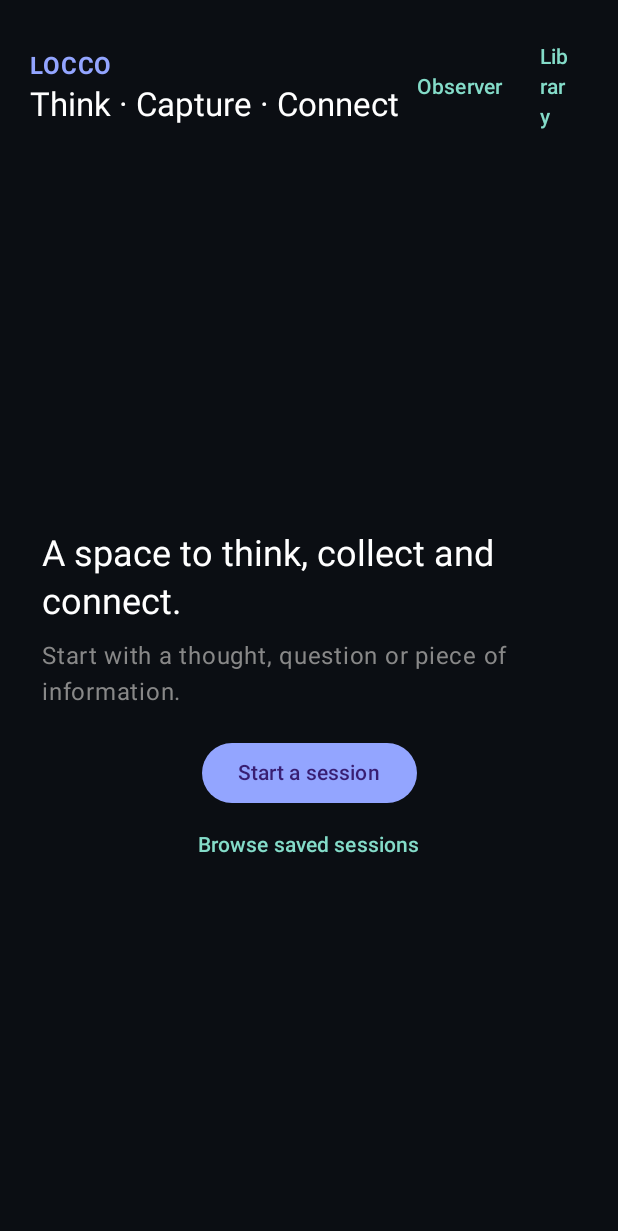
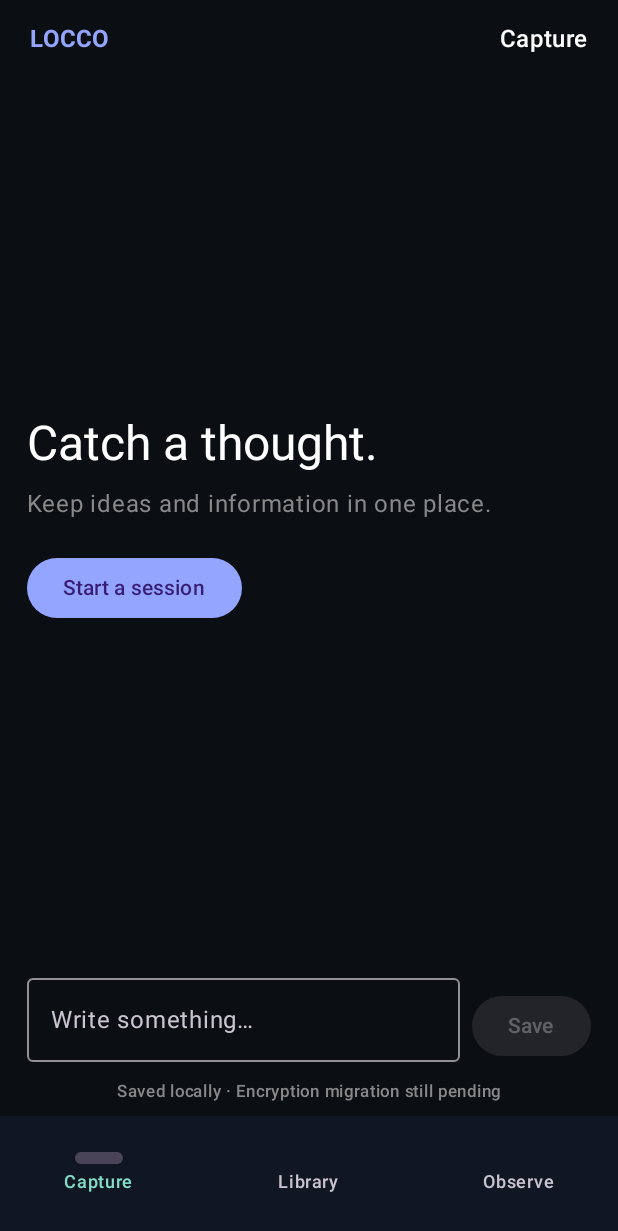
Before and after one commit to ysfclc/Locco, an Android app built with Jetpack Compose: the screen it shows after launch (MainActivity), on a phone screen of 412 x 824 dp. Shown: the top 1231 px of the screen. Run offline under Robolectric (Android 15) with nearby library versions, the phone set to English and light mode, and no system bars; libraries missing offline, so code that uses them is left out: net.zetetic.database; 6 statements that could not run were skipped.

Commit message:
feat(android): simplify Locco UI and add persistent bottom navigation

```diff
--- a/android/app/src/main/java/com/locco/app/MainActivity.kt
+++ b/android/app/src/main/java/com/locco/app/MainActivity.kt
@@ -17,73 +17,147 @@ import androidx.compose.ui.text.font.FontWeight
 import androidx.compose.ui.unit.dp
 import java.util.UUID
 
-internal data class Note(val id:String,val text:String,val time:Long)
-internal data class Session(val id:String,val title:String,val time:Long,val notes:List<Note>)
-private class LocalStore(context:android.content.Context) {
- private val db=LoccoDatabase.create(context)
- fun load():List<Session> = db.readSessions()
- fun save(list:List<Session>) = db.replaceSessions(list)
+internal data class Note(val id: String, val text: String, val time: Long)
+internal data class Session(val id: String, val title: String, val time: Long, val notes: List<Note>)
+
+private class LocalStore(context: android.content.Context) {
+    private val db = LoccoDatabase.create(context)
+    fun load(): List<Session> = db.readSessions()
+    fun save(list: List<Session>) = db.replaceSessions(list)
 }
-class MainActivity:ComponentActivity() {
- override fun onCreate(savedInstanceState:Bundle?) { super.onCreate(savedInstanceState); setContent { LoccoCore() } }
+
+private enum class LoccoTab { Capture, Library, Observe }
+
+class MainActivity : ComponentActivity() {
+    override fun onCreate(savedInstanceState: Bundle?) {
+        super.onCreate(savedInstanceState)
+        setContent { LoccoCore() }
     }
-@Composable private fun LoccoCore() {
- val context=LocalContext.current
- val store=remember { LocalStore(context.applicationContext) }
+}
+
+@Composable
+private fun LoccoCore() {
+    val context = LocalContext.current
+    val store = remember { LocalStore(context.applicationContext) }
     var sessions by remember { mutableStateOf(store.load()) }
     var activeId by remember { mutableStateOf(sessions.firstOrNull()?.id) }
     var text by remember { mutableStateOf("") }
- var library by remember { mutableStateOf(false) }
- var observer by remember { mutableStateOf(false) }
- val active=sessions.firstOrNull { it.id==activeId }
- fun update(next:List<Session>) { sessions=next.sortedByDescending { it.time }; store.save(sessions) }
- fun start() { val s=Session(UUID.randomUUID().toString(),"New session",System.currentTimeMillis(),emptyList()); update(sessions+s); activeId=s.id; library=false }
+    var selectedTab by remember { mutableStateOf(LoccoTab.Capture) }
+    val active = sessions.firstOrNull { it.id == activeId }
+
+    fun update(next: List<Session>) {
+        sessions = next.sortedByDescending { it.time }
+        store.save(sessions)
+    }
+    fun start() {
+        val session = Session(UUID.randomUUID().toString(), "New session", System.currentTimeMillis(), emptyList())
+        update(sessions + session)
+        activeId = session.id
+        selectedTab = LoccoTab.Capture
+    }
     fun addNote() {
-  val value=text.trim(); if(value.isEmpty()) return
-  val captured=SessionKernel.capture(active,value,System.currentTimeMillis(),UUID.randomUUID().toString(),UUID.randomUUID().toString()) ?: return
-  val next=if(active==null) sessions+captured else sessions.map { if(it.id==active.id) captured else it }
+        val value = text.trim()
+        if (value.isEmpty()) return
+        val captured = SessionKernel.capture(active, value, System.currentTimeMillis(), UUID.randomUUID().toString(), UUID.randomUUID().toString()) ?: return
+        val next = if (active == null) sessions + captured else sessions.map { if (it.id == active.id) captured else it }
         update(next)
-  activeId=captured.id
-  library=false
-  text=""
+        activeId = captured.id
+        selectedTab = LoccoTab.Capture
+        text = ""
     }
- MaterialTheme(colorScheme=darkColorScheme(primary=Color(0xFF93A5FF),secondary=Color(0xFF84DCC9),background=Color(0xFF0B0E13),surface=Color(0xFF171C26))) {
-  Surface(Modifier.fillMaxSize(),color=Color(0xFF0B0E13)) {
+
+    MaterialTheme(colorScheme = darkColorScheme(
+        primary = Color(0xFF93A5FF), secondary = Color(0xFF84DCC9),
+        background = Color(0xFF0B0E13), surface = Color(0xFF171C26)
+    )) {
+        Surface(Modifier.fillMaxSize(), color = Color(0xFF0B0E13)) {
             Column(Modifier.fillMaxSize()) {
-    Row(Modifier.fillMaxWidth().padding(20.dp),verticalAlignment=Alignment.CenterVertically) {
-     Column { Text("LOCCO",color=Color(0xFF93A5FF),fontWeight=FontWeight.Bold); Text(if(library) "Library" else "Think · Capture · Connect",color=Color.White,style=MaterialTheme.typography.titleLarge) }
+                Row(Modifier.fillMaxWidth().padding(horizontal = 20.dp, vertical = 14.dp), verticalAlignment = Alignment.CenterVertically) {
+                    Text("LOCCO", color = Color(0xFF93A5FF), fontWeight = FontWeight.Bold, style = MaterialTheme.typography.titleMedium)
                     Spacer(Modifier.weight(1f))
-     TextButton(onClick={observer=!observer; library=false}) { Text(if(observer) "Close observer" else "Observer",color=Color(0xFF84DCC9)) }
-     TextButton(onClick={library=!library; observer=false}) { Text(if(library) "Workspace" else "Library",color=Color(0xFF84DCC9)) }
+                    Text(when (selectedTab) {
+                        LoccoTab.Capture -> "Capture"
+                        LoccoTab.Library -> "Library"
+                        LoccoTab.Observe -> "Observer"
+                    }, color = Color.White, style = MaterialTheme.typography.titleMedium)
                 }
-    if(observer) {
-     ObserverScreen(onBack={observer=false})
-    } else if(library) {
-     Row(Modifier.fillMaxWidth().padding(horizontal=16.dp),horizontalArrangement=Arrangement.SpaceBetween,verticalAlignment=Alignment.CenterVertically) { Text("${sessions.size} sessions",color=Color.LightGray); Button(onClick={start()}) { Text("New") } }
-     if(sessions.isEmpty()) Box(Modifier.fillMaxSize(),contentAlignment=Alignment.Center) { Text("Your saved sessions appear here.",color=Color.Gray) }
-     else LazyColumn(Modifier.fillMaxSize().padding(horizontal=12.dp)) { items(sessions,key={it.id}) { s ->
-      Card(Modifier.fillMaxWidth().padding(vertical=5.dp).clickable { activeId=s.id; library=false },colors=CardDefaults.cardColors(containerColor=Color(0xFF171C26))) { Column(Modifier.padding(16.dp)) { Text(s.title,color=Color.White); Text("${s.notes.size} notes · ${java.text.DateFormat.getDateInstance().format(s.time)}",color=Color.Gray,style=MaterialTheme.typography.bodySmall) } }
-     } }
-    } else if(active==null) {
-     Box(Modifier.fillMaxSize(),contentAlignment=Alignment.Center) { Column(horizontalAlignment=Alignment.CenterHorizontally,modifier=Modifier.padding(28.dp)) {
-      Text("A space to think, collect and connect.",color=Color.White,style=MaterialTheme.typography.headlineSmall)
-      Text("Start with a thought, question or piece of information.",color=Color.Gray,modifier=Modifier.padding(top=8.dp))
-      Button(onClick={start()},modifier=Modifier.padding(top=18.dp)) { Text("Start a session") }
-      TextButton(onClick={library=true}) { Text("Browse saved sessions",color=Color(0xFF84DCC9)) }
-     } }
-    } else {
-     LazyColumn(Modifier.weight(1f).fillMaxWidth().padding(horizontal=16.dp),verticalArrangement=Arrangement.spacedBy(10.dp)) {
-      item { Text(active.title,color=Color.White,style=MaterialTheme.typography.titleMedium,modifier=Modifier.padding(vertical=10.dp)) }
-      items(active.notes,key={it.id}) { n -> Card(colors=CardDefaults.cardColors(containerColor=Color(0xFF192331)),modifier=Modifier.fillMaxWidth()) { Text(n.text,color=Color(0xFFE5EAF2),modifier=Modifier.padding(16.dp)) } }
-      if(active.notes.isEmpty()) item { Text("Capture ideas and information here. Notes are stored locally.",color=Color.Gray) }
+                Box(Modifier.weight(1f).fillMaxWidth()) {
+                    when (selectedTab) {
+                        LoccoTab.Capture -> CaptureScreen(active, text, { text = it }, ::start, ::addNote)
+                        LoccoTab.Library -> LibraryScreen(sessions, { selected ->
+                            activeId = selected.id
+                            selectedTab = LoccoTab.Capture
+                        }, ::start)
+                        LoccoTab.Observe -> ObserverScreen(onBack = { selectedTab = LoccoTab.Capture })
                     }
-     Row(Modifier.fillMaxWidth().padding(12.dp),verticalAlignment=Alignment.Bottom) {
-      OutlinedTextField(value=text,onValueChange={text=it},modifier=Modifier.weight(1f),placeholder={Text("Capture a thought…")},maxLines=5)
-      Spacer(Modifier.width(8.dp)); Button(onClick={addNote()},enabled=text.isNotBlank()) { Text("Save") }
                 }
-     Text("Local-only · SQLCipher storage · Legacy migration pending · AI not connected",color=Color.Gray,style=MaterialTheme.typography.labelSmall,modifier=Modifier.align(Alignment.CenterHorizontally).padding(bottom=10.dp))
+                NavigationBar(containerColor = Color(0xFF111722), contentColor = Color.White) {
+                    listOf(LoccoTab.Capture to "Capture", LoccoTab.Library to "Library", LoccoTab.Observe to "Observe").forEach { (tab, label) ->
+                        NavigationBarItem(selected = selectedTab == tab, onClick = { selectedTab = tab }, icon = {}, label = { Text(label) })
                     }
                 }
             }
         }
     }
+}
+
+@Composable
+private fun CaptureScreen(active: Session?, text: String, onTextChange: (String) -> Unit, onStart: () -> Unit, onSave: () -> Unit) {
+    Column(Modifier.fillMaxSize().padding(horizontal = 18.dp)) {
+        if (active == null) {
+            Box(Modifier.weight(1f).fillMaxWidth(), contentAlignment = Alignment.Center) {
+                Column(horizontalAlignment = Alignment.Start, modifier = Modifier.fillMaxWidth()) {
+                    Text("Catch a thought.", color = Color.White, style = MaterialTheme.typography.headlineLarge)
+                    Text("Keep ideas and information in one place.", color = Color.Gray, modifier = Modifier.padding(top = 8.dp))
+                    Button(onClick = onStart, modifier = Modifier.padding(top = 20.dp)) { Text("Start a session") }
+                }
+            }
+        } else {
+            Row(Modifier.fillMaxWidth().padding(vertical = 12.dp), verticalAlignment = Alignment.CenterVertically) {
+                Column(Modifier.weight(1f)) {
+                    Text(active.title, color = Color.White, style = MaterialTheme.typography.titleLarge)
+                    Text("${active.notes.size} notes", color = Color.Gray, style = MaterialTheme.typography.bodySmall)
+                }
+                TextButton(onClick = onStart) { Text("New session") }
+            }
+            LazyColumn(Modifier.weight(1f).fillMaxWidth(), verticalArrangement = Arrangement.spacedBy(8.dp)) {
+                items(active.notes, key = { it.id }) { note ->
+                    Card(Modifier.fillMaxWidth(), colors = CardDefaults.cardColors(containerColor = Color(0xFF192331))) {
+                        Text(note.text, color = Color(0xFFE5EAF2), modifier = Modifier.padding(16.dp))
+                    }
+                }
+                if (active.notes.isEmpty()) item { Text("Add your first thought below.", color = Color.Gray, modifier = Modifier.padding(vertical = 8.dp)) }
+            }
+        }
+        Row(Modifier.fillMaxWidth().padding(vertical = 12.dp), verticalAlignment = Alignment.Bottom) {
+            OutlinedTextField(value = text, onValueChange = onTextChange, modifier = Modifier.weight(1f), placeholder = { Text("Write something…") }, maxLines = 4)
+            Spacer(Modifier.width(8.dp))
+            Button(onClick = onSave, enabled = text.isNotBlank()) { Text("Save") }
+        }
+        Text("Saved locally · Encryption migration still pending", color = Color.Gray, style = MaterialTheme.typography.labelSmall, modifier = Modifier.align(Alignment.CenterHorizontally).padding(bottom = 8.dp))
+    }
+}
+
+@Composable
+private fun LibraryScreen(sessions: List<Session>, onOpen: (Session) -> Unit, onNew: () -> Unit) {
+    Column(Modifier.fillMaxSize().padding(horizontal = 18.dp)) {
+        Row(Modifier.fillMaxWidth().padding(vertical = 8.dp), verticalAlignment = Alignment.CenterVertically) {
+            Text("${sessions.size} saved sessions", color = Color.Gray, modifier = Modifier.weight(1f))
+            Button(onClick = onNew) { Text("New") }
+        }
+        if (sessions.isEmpty()) {
+            Box(Modifier.weight(1f).fillMaxWidth(), contentAlignment = Alignment.Center) { Text("Your saved sessions will appear here.", color = Color.Gray) }
+        } else {
+            LazyColumn(Modifier.fillMaxSize(), verticalArrangement = Arrangement.spacedBy(8.dp)) {
+                items(sessions, key = { it.id }) { session ->
+                    Card(Modifier.fillMaxWidth().clickable { onOpen(session) }, colors = CardDefaults.cardColors(containerColor = Color(0xFF171C26))) {
+                        Column(Modifier.padding(16.dp)) {
+                            Text(session.title, color = Color.White, style = MaterialTheme.typography.titleMedium)
+                            Text("${session.notes.size} notes · ${java.text.DateFormat.getDateInstance().format(session.time)}", color = Color.Gray, style = MaterialTheme.typography.bodySmall, modifier = Modifier.padding(top = 4.dp))
+                        }
+                    }
+                }
+            }
+        }
+    }
+}
```
Lines whose indentation alone changed are shown as unchanged.
